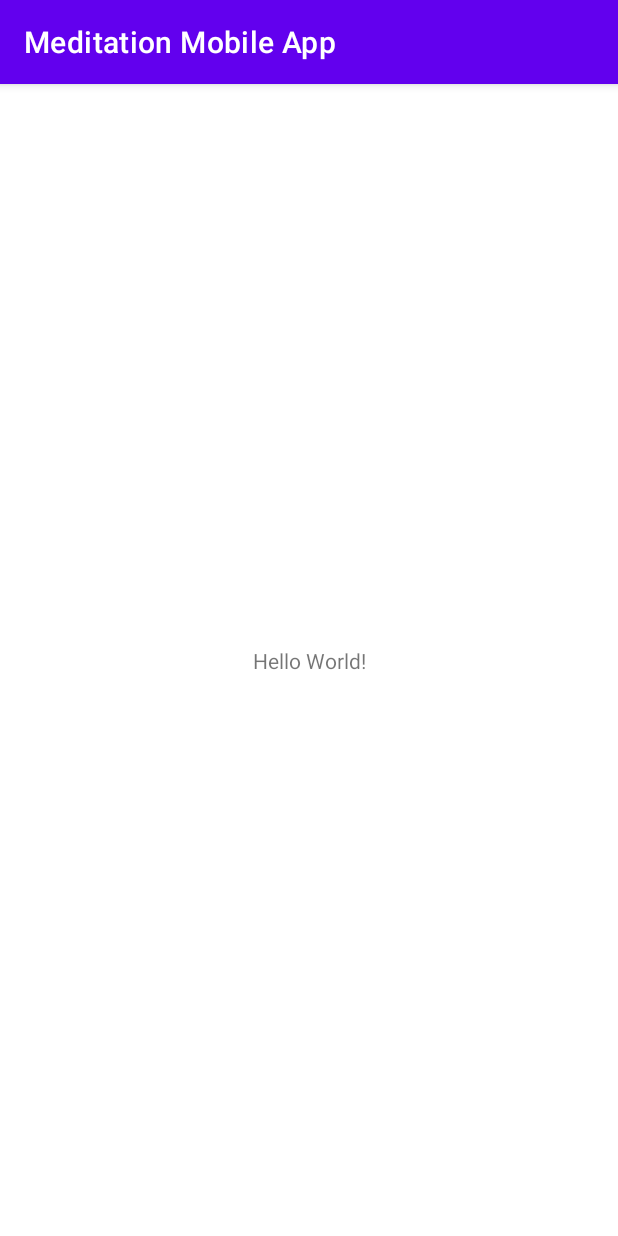
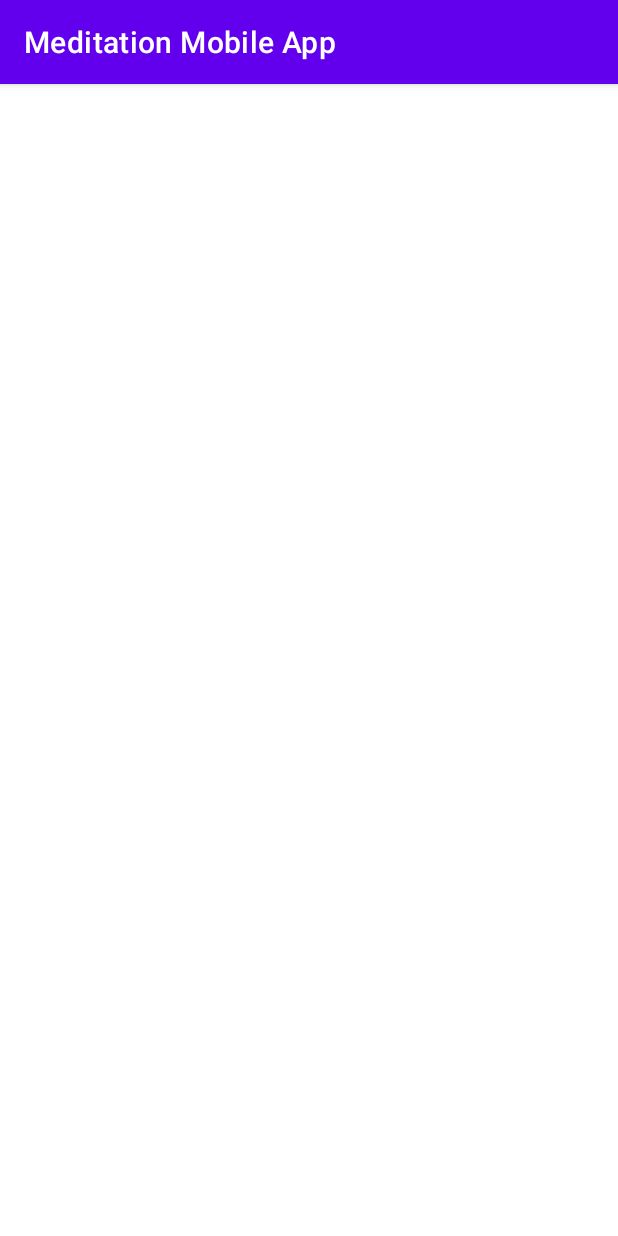
Before and after one commit to lerapenguin11/MeditationMobileApp, an Android app: the screen it shows after launch (MainActivity), on a phone screen of 412 x 824 dp. Run offline under Robolectric (Android 15) with nearby library versions, the phone set to English and light mode, and no system bars.

Commit message:
project setup

```diff
--- /dev/null
+++ b/app/src/main/java/com/example/meditationmobileapp/presentation/ui/utilits/Const.kt
@@ -0,0 +1,5 @@
+package com.example.meditationmobileapp.presentation.ui.utilits
+
+import com.example.meditationmobileapp.MainActivity
+
+lateinit var APP_ACTIVITY : MainActivity
--- a/app/src/main/res/layout/activity_main.xml
+++ b/app/src/main/res/layout/activity_main.xml
@@ -4,15 +4,6 @@
     xmlns:tools="http://schemas.android.com/tools"
     android:layout_width="match_parent"
     android:layout_height="match_parent"
+    android:id="@+id/main_layout"
     tools:context=".MainActivity">
-
-    <TextView
-        android:layout_width="wrap_content"
-        android:layout_height="wrap_content"
-        android:text="Hello World!"
-        app:layout_constraintBottom_toBottomOf="parent"
-        app:layout_constraintEnd_toEndOf="parent"
-        app:layout_constraintStart_toStartOf="parent"
-        app:layout_constraintTop_toTopOf="parent" />
-
 </androidx.constraintlayout.widget.ConstraintLayout>
```
Also changed, not shown: app/build.gradle (+19 -0 lines), app/src/main/java/com/example/meditationmobileapp/presentation/ui/utilits/funs.kt (added, +21 -0 lines).
